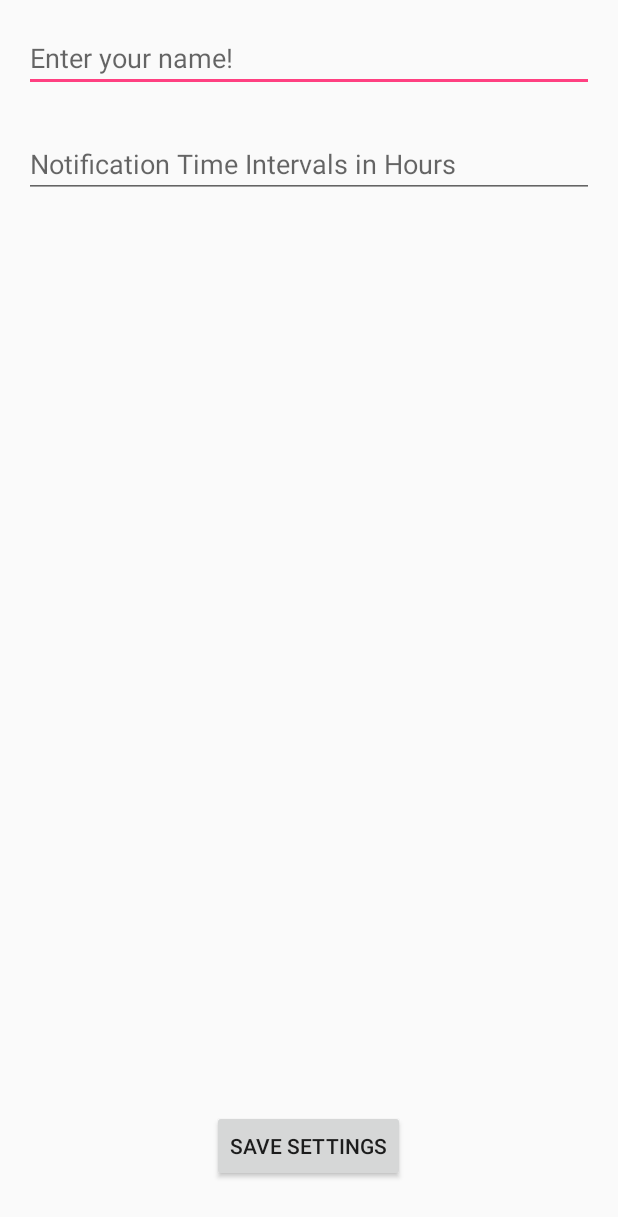
After one commit to V-Kwong/Shared-Preferences-Demo, an Android app: the Settings screen opened directly, with no data from a screen before it, on a phone screen of 412 x 824 dp. The commit adds this screen. Shown: the top 1217 px of the screen. Run offline under Robolectric (Android 15) with nearby library versions, the phone set to English and light mode, and no system bars.

Commit message:
added settings
- added option to input user name and time interval of push notification
in hours

```diff
--- a/app/src/main/AndroidManifest.xml
+++ b/app/src/main/AndroidManifest.xml
@@ -16,6 +16,7 @@
             </intent-filter>
         </activity>
         <activity android:name=".List"></activity>
+        <activity android:name=".Settings"></activity>
     </application>
 
 </manifest>
--- a/app/src/main/java/com/emergence/sharedpreferencesarraytry/MainActivity.java
+++ b/app/src/main/java/com/emergence/sharedpreferencesarraytry/MainActivity.java
@@ -82,4 +82,10 @@ public class MainActivity extends Activity {
         Intent intent = new Intent(this, List.class);
         startActivity(intent);
     }
+
+    public void go_to_settings(View view){
+        Intent intent = new Intent(this, Settings.class);
+        startActivity(intent);
+    }
+
 }
--- /dev/null
+++ b/app/src/main/java/com/emergence/sharedpreferencesarraytry/Settings.java
@@ -0,0 +1,56 @@
+package com.emergence.sharedpreferencesarraytry;
+
+import android.app.Activity;
+import android.content.Context;
+import android.content.SharedPreferences;
+import android.os.Bundle;
+import android.view.View;
+import android.widget.EditText;
+import android.widget.Toast;
+
+public class Settings extends Activity{
+    public final static String filename = "data"; // define file name for data
+    SharedPreferences sharedpreferences;
+    EditText name;
+    EditText timeInterval;
+
+    @Override
+    protected void onCreate(Bundle savedInstanceState) {
+        super.onCreate(savedInstanceState);
+        setContentView(R.layout.activity_settings);
+        sharedpreferences = getSharedPreferences( filename, Context.MODE_PRIVATE); // initialize shared preferences
+
+        name = (EditText) findViewById(R.id.name);
+        timeInterval = (EditText) findViewById(R.id.timeInterval);
+
+        if(sharedpreferences.contains("user_name")){
+            name.setText(sharedpreferences.getString("user_name",""));
+        }
+
+        if(sharedpreferences.contains("timeInterval")) {
+            timeInterval.setText(sharedpreferences.getString("timeInterval",""));
+        }
+
+    }
+
+    public void save(View view){
+
+        SharedPreferences.Editor editor = sharedpreferences.edit();
+
+        name = (EditText) findViewById(R.id.name);
+        timeInterval = (EditText) findViewById(R.id.timeInterval);
+
+        String user_name = name.getText().toString();
+
+        String time = timeInterval.getText().toString();
+        time = time.replaceAll("[^0-9]", "");; // gets rid of any non 0-9 characters in input
+
+        editor.putString("user_name", user_name);
+        editor.putString("timeInterval", time);
+        editor.commit();
+
+        Toast.makeText(getApplicationContext(),"Settings saved!",Toast.LENGTH_SHORT).show();
+
+    }
+
+}
--- /dev/null
+++ b/app/src/main/res/layout/activity_settings.xml
@@ -0,0 +1,41 @@
+<?xml version="1.0" encoding="utf-8"?>
+<RelativeLayout xmlns:android="http://schemas.android.com/apk/res/android"
+    xmlns:tools="http://schemas.android.com/tools"
+    android:id="@+id/activity_settings"
+    android:layout_width="match_parent"
+    android:layout_height="match_parent"
+    android:paddingBottom="@dimen/activity_vertical_margin"
+    android:paddingLeft="@dimen/activity_horizontal_margin"
+    android:paddingRight="@dimen/activity_horizontal_margin"
+    android:paddingTop="@dimen/activity_vertical_margin"
+    tools:context="com.emergence.sharedpreferencesarraytry.Settings">
+
+    <EditText
+        android:layout_width="wrap_content"
+        android:layout_height="wrap_content"
+        android:ems="25"
+        android:id="@+id/name"
+        android:hint="Enter your name!"
+        android:textSize="18sp"/>
+
+    <EditText
+        android:layout_width="wrap_content"
+        android:layout_height="wrap_content"
+        android:layout_below="@+id/name"
+        android:layout_marginTop="25dp"
+        android:ems="25"
+        android:id="@+id/timeInterval"
+        android:hint="Notification Time Intervals in Hours"
+        android:textSize="18sp" />
+
+    <Button
+        android:layout_width="wrap_content"
+        android:layout_height="wrap_content"
+        android:id="@+id/saveBtn"
+        android:text="Save Settings"
+        android:onClick="save"
+        android:layout_alignParentBottom="true"
+        android:layout_centerHorizontal="true"
+        android:layout_marginBottom="20dp"/>
+
+</RelativeLayout>
```
Also changed, not shown: app/src/main/res/layout/activity_main.xml (+10 -0 lines).
